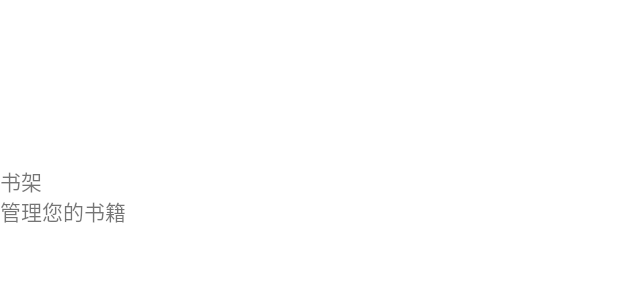
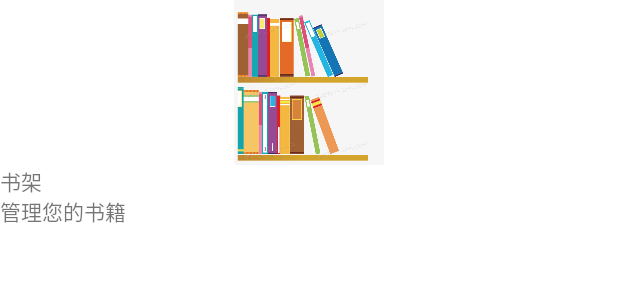
Before and after one commit to sheepna/BMApplication, an Android app: the layout drawer_header.xml on its own in the app's theme, with its tools: preview values and no code run, on a phone screen of 412 x 824 dp. Shown: the top 300 px of the screen. Run offline under Robolectric (Android 15) with nearby library versions, the phone set to English and light mode, and no system bars.

Commit message:
为drawer_header添加图片

```diff
--- a/app/src/main/res/layout/drawer_header.xml
+++ b/app/src/main/res/layout/drawer_header.xml
@@ -6,7 +6,8 @@
     <ImageView
         android:id="@+id/drawer_header_useHead"
         android:layout_width="match_parent"
-        android:layout_height="110dp">
+        android:layout_height="110dp"
+        android:src="@drawable/bookshelf">
     </ImageView>
     <TextView
         android:id="@+id/drawer_header_userName"
```
Also changed, not shown: app/src/main/java/com/jnu/bmapplication/MainActivity.java (+16 -5 lines), app/src/main/res/drawable/bookshelf.jpg (added).
